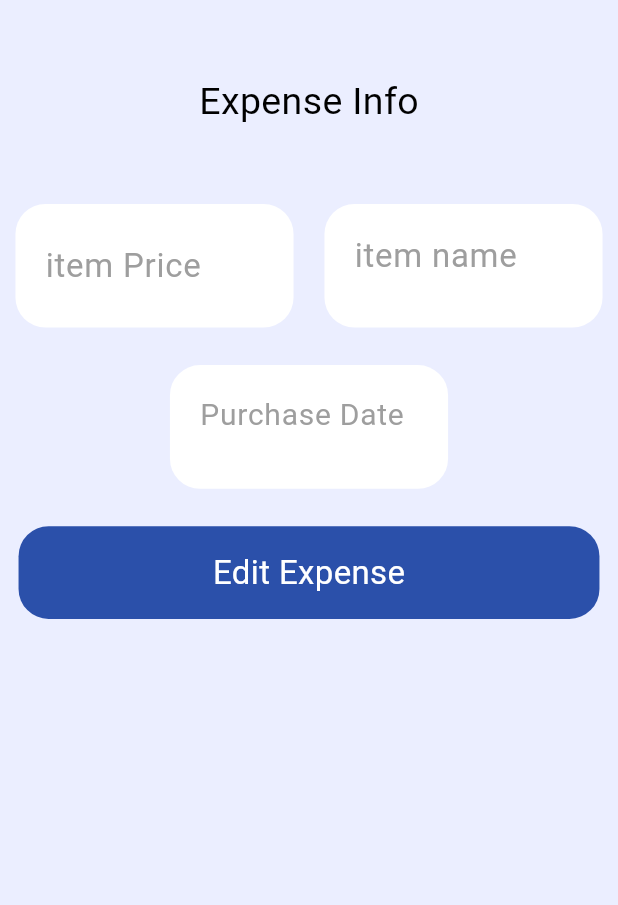
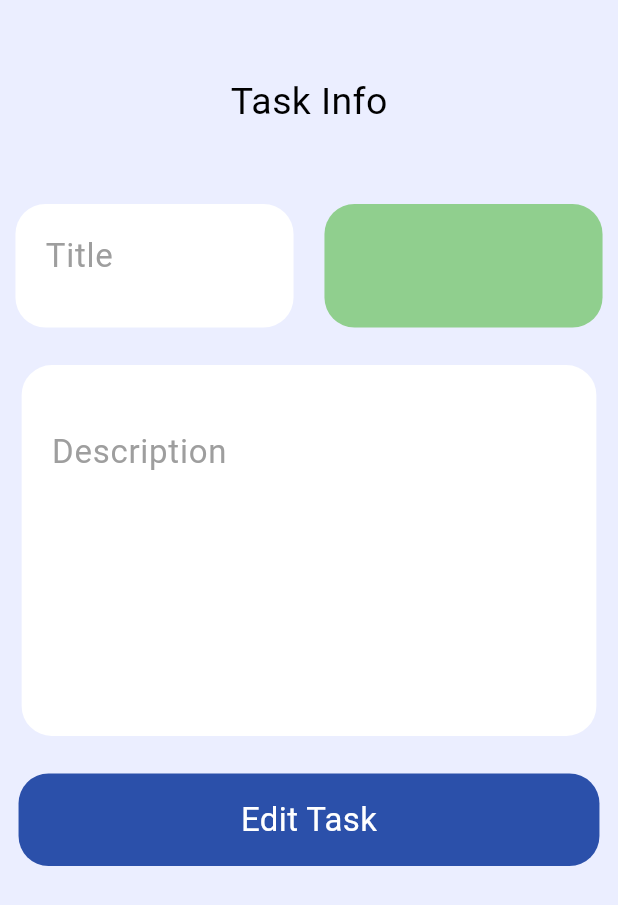
Before and after one commit to lightspeedAI/SJInnToDoTest, a Flutter app: the EdItem screen opened directly with empty values, on a phone screen of 412 x 824 dp. Shown: the top 905 px of the screen. Run offline on Flutter 3.47's test engine with Material 3 defaults, Android fonts, the phone set to English and light mode, and no system bars; our stand-ins replace sqflite; accounts and stored records are empty.

Commit message:
add/edit task completed, view task structure added, other minor changes

```diff
--- a/lib/constants/styles.dart
+++ b/lib/constants/styles.dart
@@ -31,3 +31,6 @@ Color color3=  const Color.fromARGB(255, 255, 200, 87);
 Color color4 = const Color(0xFF00120b);
 Color color5 = const Color.fromARGB(255, 216, 228, 255);
 Color color6 = const Color.fromARGB(255, 120, 190, 32);
+
+Color colorFalse = const Color.fromARGB(255, 255, 116, 116);
+Color colorTrue = const Color.fromARGB(255, 144, 207, 142);
--- a/lib/database/task.dart
+++ b/lib/database/task.dart
@@ -5,6 +5,9 @@ class Task {
   final String taskTitle;
   final String dueDate;
   final String desc;
+  final String status;
+  final String creationDate;
+  final String updatedDate;
   // final int itemPrice;
 
 
@@ -13,6 +16,9 @@ class Task {
     required this.taskTitle,
     required this.dueDate,
     required this.desc,
+    required this.status,
+    required this.creationDate,
+    required this.updatedDate,
     // required this.itemPrice,
   });
 
@@ -23,12 +29,15 @@ class Task {
       "taskTitle": taskTitle,
       "dueDate": dueDate,
       "desc": desc,
+      "status": status,
+      "creationDate":creationDate,
+      "updatedDate":updatedDate,
       // "itemPrice": itemPrice,
     };
   }
 
   @override
   String toString() {
-    return "Task{\n  id: $id\n  taskTitle: $taskTitle\n  dueDate: $dueDate\n  desc: $desc\n}\n\n";
+    return "Task{\n  id: $id\n  taskTitle: $taskTitle\n  dueDate: $dueDate\n  desc: $desc\n  status: $status\n  creationDate: $creationDate\n  updatedDate: $updatedDate\n}\n\n";
   }
 }
--- a/lib/screens/edItem.dart
+++ b/lib/screens/edItem.dart
@@ -1,12 +1,14 @@
 import 'package:to_do_list/constants/constvals.dart';
 import 'package:to_do_list/constants/styles.dart';
 import 'package:to_do_list/widgets/cust_button.dart';
+import 'package:to_do_list/widgets/cust_check.dart';
 import 'package:to_do_list/widgets/cust_selector2.dart';
 import 'package:flutter/material.dart';
 import 'package:to_do_list/database/DB.dart';
 import 'package:to_do_list/database/task.dart';
 import 'package:to_do_list/widgets/cust_text_input.dart';
 import 'package:to_do_list/widgets/cust_date_picker.dart';
+import 'package:to_do_list/widgets/cust_text_input2.dart';
 
 class EdItem extends StatefulWidget {
   final Task itemInfo;
@@ -21,27 +23,37 @@ class EdItem extends StatefulWidget {
 }
 
 class _EdItemState extends State<EdItem> {
-  TextEditingController itemPrice = TextEditingController();
+  // TextEditingController itemPrice = TextEditingController();
   TextEditingController taskTitle = TextEditingController();
   TextEditingController dueDate = TextEditingController();
   TextEditingController desc = TextEditingController();
+  TextEditingController creDate = TextEditingController();
+  TextEditingController upDate = TextEditingController();
+  TextEditingController taskStatus = TextEditingController();
+  // String taskStatus = "Incomplete";
 
   // int changed = 0;
-  Task itemFullInfo = Task(
+  Task taskFullInfo = Task(
     id: 1,
     taskTitle: "taskTitle",
     dueDate: "dueDate",
     desc: "desc",
+    status: "status",
+    creationDate: "creationDate",
+    updatedDate: "updatedDate",
     // itemPrice: 1
   );
 
   @override
   void initState() {
-    itemFullInfo = widget.itemInfo;
-    // itemPrice.text = itemFullInfo.itemPrice.toString();
-    taskTitle.text = itemFullInfo.taskTitle;
-    dueDate.text = itemFullInfo.dueDate;
-    desc.text = itemFullInfo.desc;
+    taskFullInfo = widget.itemInfo;
+    // itemPrice.text = taskFullInfo.itemPrice.toString();
+    taskTitle.text = taskFullInfo.taskTitle;
+    dueDate.text = taskFullInfo.dueDate;
+    desc.text = taskFullInfo.desc;
+    taskStatus.text = taskFullInfo.status;
+    creDate.text = taskFullInfo.creationDate;
+    upDate.text = taskFullInfo.updatedDate;
 
     super.initState();
   }
@@ -63,7 +75,7 @@ class _EdItemState extends State<EdItem> {
               const Center(
                 child: SizedBox(
                   child: Text(
-                    "Expense Info",
+                    "Task Info",
                     style: TextStyle(fontSize: 25, color: Colors.black),
                   ),
                 ),
@@ -76,22 +88,27 @@ class _EdItemState extends State<EdItem> {
                   Row(
                       mainAxisAlignment: MainAxisAlignment.spaceAround,
                       children: [
+                        // CustTextInput(
+                        //   hint: "item Price",
+                        //   backColor: Colors.grey[100]!,
+                        //   textColor: Colors.black,
+                        //   textCont: itemPrice,
+                        //   hintColor: Colors.grey,
+                        //   keyType: TextInputType.number,
+                        // ),
                         CustTextInput(
-                          hint: "item Price",
-                          backColor: Colors.grey[100]!,
-                          textColor: Colors.black,
-                          textCont: itemPrice,
-                          hintColor: Colors.grey,
-                          keyType: TextInputType.number,
-                        ),
-                        CustTextInput(
-                          hint: "item name",
+                          hint: "Title",
                           backColor: Colors.grey[100]!,
                           textColor: Colors.black,
                           lines: 3,
                           textCont: taskTitle,
                           hintColor: Colors.grey,
                         ),
+                        CustCheck(textCont: taskStatus, textColor: Colors.black,),
+                        // CustDatePicker(
+                        //   dateCont: dueDate,
+                        //   hintText: 'Due Date',
+                        // ),
                       ]),
                   const SizedBox(
                     height: 25,
@@ -99,36 +116,50 @@ class _EdItemState extends State<EdItem> {
                   Row(
                     mainAxisAlignment: MainAxisAlignment.spaceAround,
                     children: [
+                      CustTextInput2(
+                        hint: "Description",
+                        backColor: Colors.grey[100]!,
+                        textColor: Colors.black,
+                        textCont: desc,
+                        hintColor: Colors.grey,
+                        lines: 5,
+                      ),
                       // CustSelector2(
                       //   droItems: catops,
                       //   dropdownDesc: 'Category',
                       //   desc: desc,
                       //   initValue: desc.text,
                       // ),
-                      CustDatePicker(
-                        dateCont: dueDate,
-                        hintText: 'Purchase Date',
-                      ),
+                      // CustDatePicker(
+                      //   dateCont: dueDate,
+                      //   hintText: 'Purchase Date',
+                      // ),
                     ],
                   ),
                   const SizedBox(
                     height: 25,
                   ),
                   CustButton(
-                      innerText: 'Edit Expense',
+                      innerText: 'Edit Task',
                       onTP: () {
-                        bool fieldsFilled = checkFields(taskTitle.text, dueDate.text, desc.text, itemPrice.text);
-                        if(fieldsFilled){
-                          edTransaction(
+                        bool fieldsFilled = checkFields(
+                            taskTitle.text,
+                            dueDate.text,
+                            desc.text,
+                            taskStatus.text,
+                            creDate.text,
+                            upDate.text);
+                        if (fieldsFilled) {
+                          editTask(
                               widget.itemInfo.id,
                               taskTitle.text,
                               dueDate.text,
                               desc.text,
-                          itemPrice.text,
-                        );
+                              taskStatus.text,
+                              creDate.text,
+                              upDate.text);
                           Navigator.pop(context, 'refresh');
                         }
-
                       },
                       wid: MediaQuery.of(context).size.width * 0.94,
                       heig: MediaQuery.of(context).size.width * 0.15),
@@ -143,71 +174,86 @@ class _EdItemState extends State<EdItem> {
     );
   }
 
-  bool checkFields(
-      String itemNm, String purDate, String categ, String itmPrice) {
-    if (itemNm == "") {
+  bool checkFields(String taskTl, String dueDate, String descr, String status,
+      String cDate, String uDate) {
+    if (taskTl == "") {
       showDialog(
           context: context,
           builder: (BuildContext context) {
             return const AlertDialog(
               //title: Text("Success"),
-              content: Text("Please enter item name "),
+              content: Text("Please enter task title"),
             );
           });
       return false;
     }
-    if (purDate == "" || purDate == "null") {
+    if (dueDate == "" || dueDate == "null") {
       showDialog(
           context: context,
           builder: (BuildContext context) {
             return const AlertDialog(
               //title: Text("Success"),
-              content: Text("Please enter purchase date "),
+              content: Text("Please enter due date "),
             );
           });
       return false;
     }
-    if (categ == "") {
-      showDialog(
-          context: context,
-          builder: (BuildContext context) {
-            return const AlertDialog(
-              //title: Text("Success"),
-              content: Text("Please select desc "),
-            );
-          });
-      return false;
-    }
-    if (itmPrice == "") {
-      showDialog(
-          context: context,
-          builder: (BuildContext context) {
-            return const AlertDialog(
-              //title: Text("Success"),
-              content: Text("Please enter item price"),
-            );
-          });
-      return false;
-    }
+    // if (descr == "") {
+    //   showDialog(
+    //       context: context,
+    //       builder: (BuildContext context) {
+    //         return const AlertDialog(
+    //           //title: Text("Success"),
+    //           content: Text("Please select desc "),
+    //         );
+    //       });
+    //   return false;
+    // }
+    // if (status == "") {
+    //   showDialog(
+    //       context: context,
+    //       builder: (BuildContext context) {
+    //         return const AlertDialog(
+    //           //title: Text("Success"),
+    //           content: Text("Please enter item price"),
+    //         );
+    //       });
+    //   return false;
+    // }
     return true;
   }
 
-  edTransaction(int Id, String itemNm, String purDate, String categ,
-      String itmPrice) async {
-
+  editTask(
+    int Id,
+    String taskTl,
+    String dueDate,
+    String descr,
+    String status,
+    String creaDate,
+    String updaDate,
+  ) async {
     //Checking if all data is typed
-    // bool fieldsFilled = checkFields(itemNm, purDate, categ, itmPrice);
+    // bool fieldsFilled = checkFields(taskTl, dueDate, descr, status);
 
     //Code to update new transaction values into DB
     // if (fieldsFilled) {
 
     //Updating data in the local database
+
+    // Adding todays date as the updated date
+    DateTime selectedDate = DateTime.now();
+      List<String> dateList = selectedDate.toString().split(" ");
+      String todaysDate = dateList[0];
+
     var trans = Task(
       id: Id,
-          taskTitle: itemNm,
-          dueDate: purDate,
-          desc: categ,
-          // itemPrice: int.parse(itmPrice)
+      taskTitle: taskTl,
+      dueDate: dueDate,
+      desc: descr,
+      status: status,
+      creationDate: creaDate,
+      updatedDate: todaysDate,
+      // itemPrice: int.parse(status)
     );
     await ComDB.updateData(trans);
     // }
--- a/lib/screens/editItem.dart
+++ b/lib/screens/editItem.dart
@@ -4,7 +4,7 @@ import 'package:to_do_list/widgets/cust_date_picker.dart';
 import 'package:flutter/material.dart';
 import 'package:to_do_list/database/DB.dart';
 import 'package:to_do_list/database/task.dart';
-import 'package:to_do_list/widgets/cust_item_list_tile.dart';
+import 'package:to_do_list/widgets/cust_task_list_tile.dart';
 
 class EditItem extends StatefulWidget {
   const EditItem({super.key});
@@ -40,7 +40,7 @@ class _EditItemState extends State<EditItem> {
               const Center(
                 child: SizedBox(
                   child: Text(
-                    "View Expenses",
+                    "Edit Tasks",
                     style: TextStyle(fontSize: 25, color: Colors.black),
                   ),
                 ),
@@ -65,7 +65,7 @@ class _EditItemState extends State<EditItem> {
                   ),
 
                   CustButton(
-                      innerText: 'Display Expenses',
+                      innerText: 'Display Tasks',
                       onTP: dispItems,
                       wid: MediaQuery.of(context).size.width * 0.94,
                       heig: MediaQuery.of(context).size.width * 0.15),
@@ -91,15 +91,15 @@ class _EditItemState extends State<EditItem> {
                         children: [
                           SizedBox(
                             width: 85,
-                            child: Text('Date'),
+                            child: Text('Due Date'),
                           ),
                           SizedBox(
                             width: 135,
-                            child: Text('Item Name'),
+                            child: Text('Task Name'),
                           ),
                           SizedBox(
-                            width: 65,
-                            child: Text('Price'),
+                            width: 75,
+                            child: Text('Status'),
                           ),
                         ],
                       ),
@@ -145,7 +145,7 @@ class _EditItemState extends State<EditItem> {
           sDateText != "null" &&
           eDateText != "" &&
           eDateText != "null") {
-        List<Widget> itemInfoTiles = [];
+        List<Widget> taskInfoTiles = [];
 
         while (
             starDate.millisecondsSinceEpoch <= enDate.millisecondsSinceEpoch) {
@@ -153,17 +153,17 @@ class _EditItemState extends State<EditItem> {
           sDateText = dateList[0];
 
           //Load Add transactions done on start date
-          List<Task> dayPurch = await ComDB.showDayTrans(sDateText);
+          List<Task> dayTasks = await ComDB.showDayTasks(sDateText);
 
           //Add all the expenses from those transactions
-          if (dayPurch.isNotEmpty) {
-            for (int j = 0; j < dayPurch.length; j++) {
-              // totalExpenses = totalExpenses + dayPurch[j].itemPrice;
-              itemInfoTiles.add(CustItemListTile(
-                item: dayPurch[j],
+          if (dayTasks.isNotEmpty) {
+            for (int j = 0; j < dayTasks.length; j++) {
+              // totalExpenses = totalExpenses + dayTasks[j].itemPrice;
+              taskInfoTiles.add(CustItemListTile(
+                task: dayTasks[j],
                 refreshPg: reloadOnEdit,
               ));
-              itemInfoTiles.add(const SizedBox(
+              taskInfoTiles.add(const SizedBox(
                 height: 10,
               ));
             }
@@ -173,7 +173,7 @@ class _EditItemState extends State<EditItem> {
               DateTime(starDate.year, starDate.month, (starDate.day + 1));
         }
 
-        itemTiles = itemInfoTiles;
+        itemTiles = taskInfoTiles;
         setState(() {});
 
         //Display the values
--- /dev/null
+++ b/lib/widgets/cust_check.dart
@@ -0,0 +1,41 @@
+import 'package:flutter/material.dart';
+import 'package:to_do_list/constants/styles.dart';
+
+class CustCheck extends StatefulWidget {
+  final TextEditingController textCont;
+  final Color textColor;
+  CustCheck({super.key, required this.textCont, required this.textColor});
+
+  @override
+  State<CustCheck> createState() => _CustCheckState();
+}
+
+class _CustCheckState extends State<CustCheck> {
+  @override
+  Widget build(BuildContext context) {
+    return GestureDetector(
+      onTap: () {
+        if (widget.textCont.text == "Incomplete") {
+          widget.textCont.text = "Complete";
+          setState(() {});
+        } else if (widget.textCont.text == "Complete") {
+          widget.textCont.text = "Incomplete";
+          setState(() {});
+        }
+      },
+      child: Container(
+          padding: const EdgeInsets.fromLTRB(20, 10, 20, 10),
+          width: MediaQuery.of(context).size.width * 0.45,
+          height: MediaQuery.of(context).size.width * 0.2,
+          decoration: BoxDecoration(
+              color:
+                  widget.textCont.text == "Incomplete" ? colorFalse : colorTrue,
+              borderRadius: const BorderRadius.all(Radius.circular(20))),
+          child: Center(
+              child: Text(
+            widget.textCont.text,
+            style: TextStyle(fontSize: normalFontSize, color: widget.textColor),
+          ))),
+    );
+  }
+}
--- a/lib/widgets/cust_item_list_tile.dart
+++ b/lib/widgets/cust_task_list_tile.dart
@@ -3,10 +3,10 @@ import 'package:to_do_list/screens/edItem.dart';
 import 'package:to_do_list/database/task.dart';
 
 class CustItemListTile extends StatelessWidget {
-  final Task item;
+  final Task task;
   final VoidCallback refreshPg;
   const CustItemListTile(
-      {super.key, required this.item, required this.refreshPg});
+      {super.key, required this.task, required this.refreshPg});
 
   @override
   Widget build(BuildContext context) {
@@ -14,7 +14,7 @@ class CustItemListTile extends StatelessWidget {
       onTap: () async {
         //navigate to page to edit transaction info
         String? received = await Navigator.push(context,
-            MaterialPageRoute(builder: (context) => EdItem(itemInfo: item)));
+            MaterialPageRoute(builder: (context) => EdItem(itemInfo: task)));
         if (received == 'refresh') {
           //refresh the page
           refreshPg.call();
@@ -30,16 +30,16 @@ class CustItemListTile extends StatelessWidget {
           children: [
             SizedBox(
               width: 85,
-              child: Text(item.dueDate),
+              child: Text(task.dueDate),
             ),
             SizedBox(
               width: 135,
-              child: Text(item.taskTitle),
+              child: Text(task.taskTitle),
             ),
-            // SizedBox(
-            //   width: 65,
-            //   child: Text(item.itemPrice.toString()),
-            // ),
+            SizedBox(
+              width: 75,
+              child: Text(task.status.toString()),
+            ),
           ],
         ),
       ),
```
Also changed, not shown: lib/database/DB.dart (+46 -31 lines), lib/screens/add_task.dart (+26 -25 lines), lib/screens/home.dart (+14 -1 lines), lib/screens/view_tasks.dart (added, +81 -0 lines), lib/widgets/cust_task_tile2.dart (added, +93 -0 lines). Lines whose indentation alone changed are shown as unchanged.
